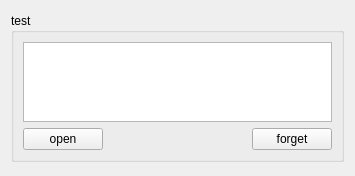
Above: lib-ui/textBox.ui from aumanimationstudios/tray-server before the change. Below: the same form after it.
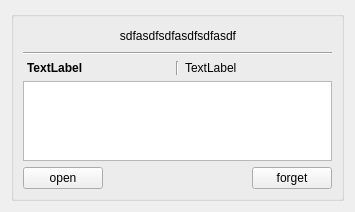
That is the form after the change.

```diff
--- a/lib-ui/textBox.ui
+++ b/lib-ui/textBox.ui
@@ -7,7 +7,7 @@
     <x>0</x>
     <y>0</y>
     <width>355</width>
-    <height>176</height>
+    <height>204</height>
    </rect>
   </property>
   <property name="sizePolicy">
@@ -28,16 +28,111 @@
        <verstretch>0</verstretch>
       </sizepolicy>
      </property>
+     <property name="font">
+      <font>
+       <italic>false</italic>
+      </font>
+     </property>
      <property name="autoFillBackground">
       <bool>true</bool>
      </property>
      <property name="title">
-      <string>test</string>
+      <string/>
      </property>
      <property name="checkable">
       <bool>false</bool>
      </property>
      <layout class="QVBoxLayout" name="verticalLayout_2">
+      <item>
+       <layout class="QHBoxLayout" name="horizontalLayout_3">
+        <item>
+         <spacer name="horizontalSpacer_2">
+          <property name="orientation">
+           <enum>Qt::Horizontal</enum>
+          </property>
+          <property name="sizeHint" stdset="0">
+           <size>
+            <width>40</width>
+            <height>20</height>
+           </size>
+          </property>
+         </spacer>
+        </item>
+        <item>
+         <widget class="QLabel" name="labelTitle">
+          <property name="text">
+           <string>sdfasdfsdfasdfsdfasdf</string>
+          </property>
+          <property name="scaledContents">
+           <bool>true</bool>
+          </property>
+          <property name="alignment">
+           <set>Qt::AlignCenter</set>
+          </property>
+         </widget>
+        </item>
+        <item>
+         <spacer name="horizontalSpacer_3">
+          <property name="orientation">
+           <enum>Qt::Horizontal</enum>
+          </property>
+          <property name="sizeHint" stdset="0">
+           <size>
+            <width>40</width>
+            <height>20</height>
+           </size>
+          </property>
+         </spacer>
+        </item>
+       </layout>
+      </item>
+      <item>
+       <widget class="Line" name="line_2">
+        <property name="orientation">
+         <enum>Qt::Horizontal</enum>
+        </property>
+       </widget>
+      </item>
+      <item>
+       <layout class="QHBoxLayout" name="horizontalLayout_2">
+        <property name="leftMargin">
+         <number>4</number>
+        </property>
+        <property name="rightMargin">
+         <number>4</number>
+        </property>
+        <item>
+         <widget class="QLabel" name="labelUsers">
+          <property name="font">
+           <font>
+            <weight>75</weight>
+            <bold>true</bold>
+           </font>
+          </property>
+          <property name="frameShape">
+           <enum>QFrame::NoFrame</enum>
+          </property>
+          <property name="text">
+           <string>TextLabel</string>
+          </property>
+         </widget>
+        </item>
+        <item>
+         <widget class="Line" name="line">
+          <property name="orientation">
+           <enum>Qt::Vertical</enum>
+          </property>
+         </widget>
+        </item>
+        <item>
+         <widget class="QLabel" name="labelDate">
+          <property name="text">
+           <string>TextLabel</string>
+          </property>
+         </widget>
+        </item>
+       </layout>
+      </item>
       <item>
        <widget class="QTextEdit" name="msgBox">
         <property name="maximumSize">
```
